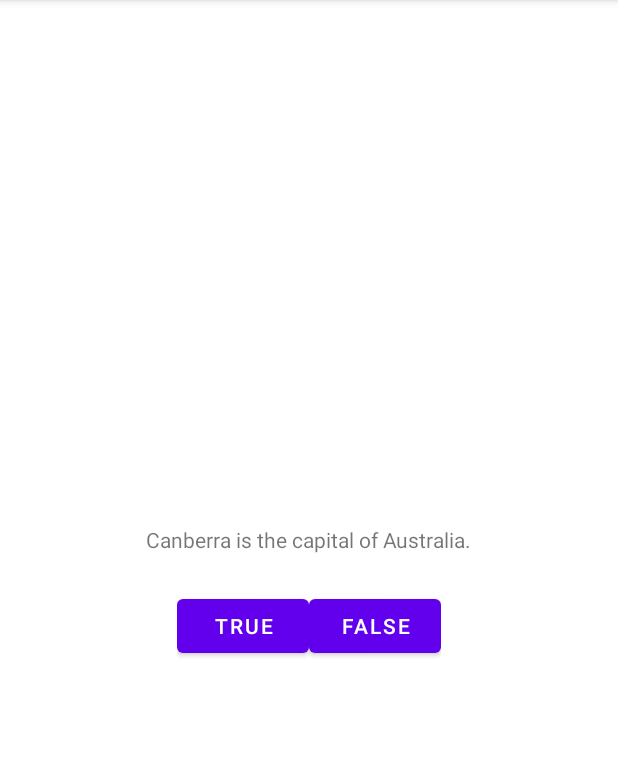
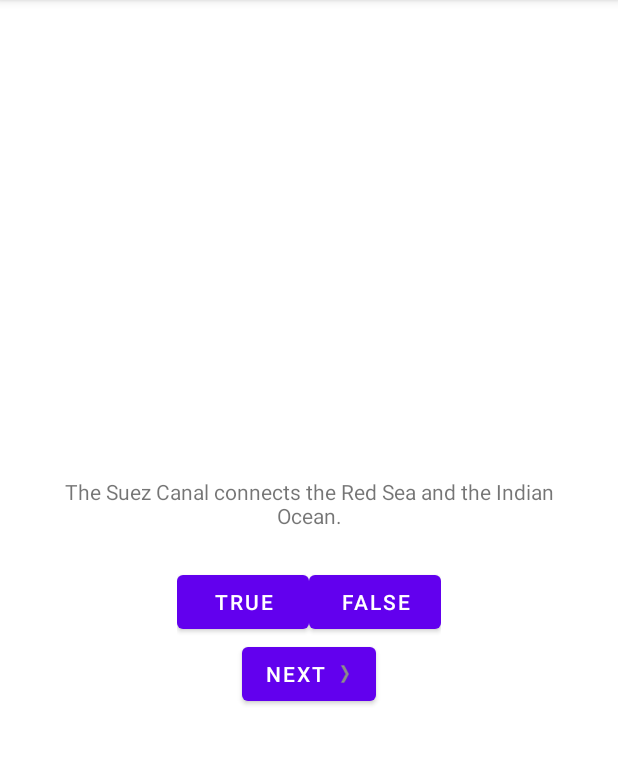
Before and after one commit to tanteichang/AndroidProgrammingTheBigNerdRanchGuide, an Android app: the screen it shows after launch (MainActivity), after a tap on "FALSE", on a phone screen of 412 x 824 dp, the part 84-849 px from its top. Run offline under Robolectric (Android 15) with nearby library versions, the phone set to English and light mode, and no system bars.

Commit message:
feat(app): 第二章完成

```diff
--- a/app/src/main/java/com/tantei/androidguide/MainActivity.kt
+++ b/app/src/main/java/com/tantei/androidguide/MainActivity.kt
@@ -5,12 +5,25 @@ import android.os.Bundle
 import android.view.Gravity
 import android.view.View
 import android.widget.Button
+import android.widget.TextView
 import android.widget.Toast
 
 class MainActivity : AppCompatActivity() {
 
     private lateinit var trueButton: Button
     private lateinit var falseButton: Button
+    private lateinit var nextButton: Button
+    private lateinit var questionTextView: TextView
+
+    private val questionBank = listOf<Question>(
+        Question(R.string.question_australia, true),
+        Question(R.string.question_oceans, true),
+        Question(R.string.question_mideast, false),
+        Question(R.string.question_africa, false),
+        Question(R.string.question_americas, true),
+        Question(R.string.question_asia, true)
+    )
+    private var currentIndex = 2
 
     override fun onCreate(savedInstanceState: Bundle?) {
         super.onCreate(savedInstanceState)
@@ -18,12 +31,37 @@ class MainActivity : AppCompatActivity() {
 
         trueButton = findViewById(R.id.ture_button)
         falseButton = findViewById(R.id.false_button)
+        nextButton = findViewById(R.id.next_button)
+        questionTextView = findViewById(R.id.question_text_view)
 
         trueButton.setOnClickListener{ view: View ->
-            Toast.makeText(this, R.string.correct_toast, Toast.LENGTH_SHORT).show();
+            checkAnswer(true)
         }
         falseButton.setOnClickListener{ view: View ->
-            Toast.makeText(this, R.string.incorrect_toast, Toast.LENGTH_SHORT).show();
+            checkAnswer(false)
         }
+        nextButton.setOnClickListener{ view: View ->
+            currentIndex = (currentIndex + 1) % questionBank.size;
+            updateQuestion()
+        }
+
+        updateQuestion()
+
+    }
+
+    private fun updateQuestion() {
+        val questionTextResId = questionBank[currentIndex].textResId
+        questionTextView.setText(questionTextResId)
+    }
+
+    private fun checkAnswer(userAnswer: Boolean) {
+        var correctAnswer = questionBank[currentIndex].answer
+        val messageResId = if (userAnswer == correctAnswer) {
+            R.string.correct_toast
+        } else {
+            R.string.incorrect_toast
+        }
+
+        Toast.makeText(this, messageResId, Toast.LENGTH_SHORT).show()
     }
 }
--- /dev/null
+++ b/app/src/main/java/com/tantei/androidguide/Question.kt
@@ -0,0 +1,5 @@
+package com.tantei.androidguide
+
+import androidx.annotation.StringRes
+
+data class Question(@StringRes val textResId: Int, val answer: Boolean)
--- a/app/src/main/res/layout/activity_main.xml
+++ b/app/src/main/res/layout/activity_main.xml
@@ -1,14 +1,17 @@
 <?xml version="1.0" encoding="utf-8"?>
 <LinearLayout xmlns:android="http://schemas.android.com/apk/res/android"
+    xmlns:tools="http://schemas.android.com/tools"
     android:layout_width="match_parent"
     android:layout_height="match_parent"
     android:gravity="center"
     android:orientation="vertical" >
     <TextView
+        android:id="@+id/question_text_view"
         android:layout_width="wrap_content"
         android:layout_height="wrap_content"
         android:padding="24dp"
-        android:text="@string/question_text" />
+        android:gravity="center"
+        tools:text="@string/question_australia" />
     <LinearLayout
         android:layout_width="wrap_content"
         android:layout_height="wrap_content"
@@ -24,4 +27,12 @@
             android:layout_height="wrap_content"
             android:text="@string/false_button" />
     </LinearLayout>
+    <Button
+        android:id="@+id/next_button"
+        android:layout_width="wrap_content"
+        android:layout_height="wrap_content"
+        android:drawableEnd="@drawable/arrow_right"
+        android:drawablePadding="4dp"
+        android:text="@string/next_button" />
+
 </LinearLayout>
--- a/app/src/main/res/values/strings.xml
+++ b/app/src/main/res/values/strings.xml
@@ -1,8 +1,18 @@
 <resources>
     <string name="app_name">GeoQuiz</string>
-    <string name="question_text">Canberra is the capital of Australia.</string>
+    <string name="question_australia">Canberra is the capital of Australia.</string>
+    <string name="question_oceans">The Pacific Ocean is larger than
+       the Atlantic Ocean.</string>
+    <string name="question_mideast">The Suez Canal connects the Red Sea
+       and the Indian Ocean.</string>
+    <string name="question_africa">The source of the Nile River is in Egypt.</string>
+    <string name="question_americas">The Amazon River is the longest river
+  in the Americas.</string>
+    <string name="question_asia">Lake Baikal is the world\'s oldest and deepest
+  freshwater lake.</string>
     <string name="true_button">True</string>
     <string name="false_button">False</string>
     <string name="correct_toast">Correct!</string>
     <string name="incorrect_toast">Incorrect!</string>
+    <string name="next_button">Next</string>
 </resources>
```
Also changed, not shown: app/src/main/res/drawable-v24/ic_launcher_foreground.xml (+16 -12 lines), app/src/main/res/drawable-hdpi/arrow_left.png (added), app/src/main/res/drawable-hdpi/arrow_right.png (added), app/src/main/res/drawable-mdpi/arrow_left.png (added), app/src/main/res/drawable-mdpi/arrow_right.png (added), app/src/main/res/drawable-xhdpi/arrow_left.png (added), app/src/main/res/drawable-xhdpi/arrow_right.png (added), app/src/main/res/drawable-xxhdpi/arrow_left.png (added), app/src/main/res/drawable-xxhdpi/arrow_right.png (added), app/src/main/res/drawable-xxxhdpi/arrow_left.png (added), app/src/main/res/drawable-xxxhdpi/arrow_right.png (added).
